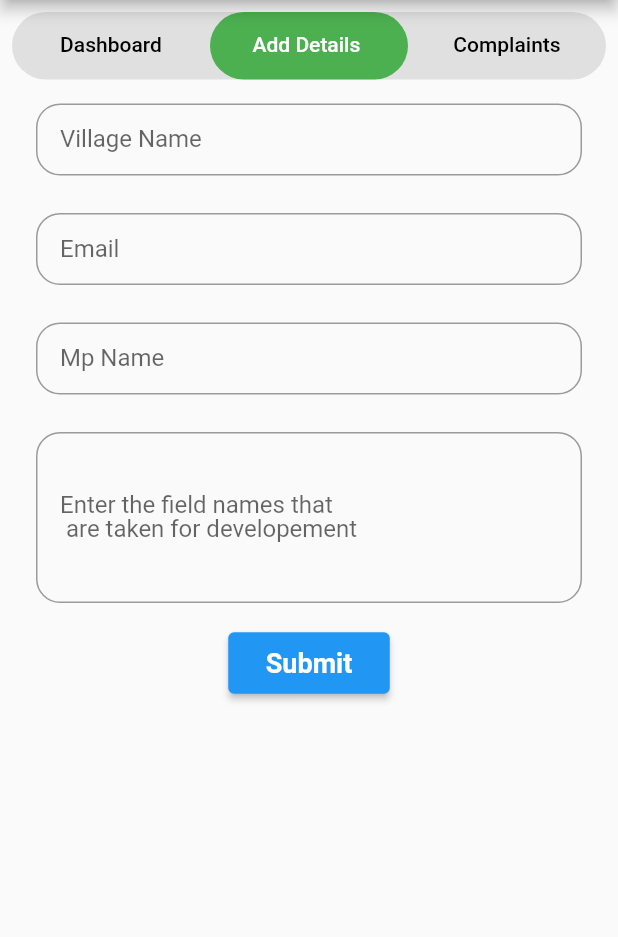
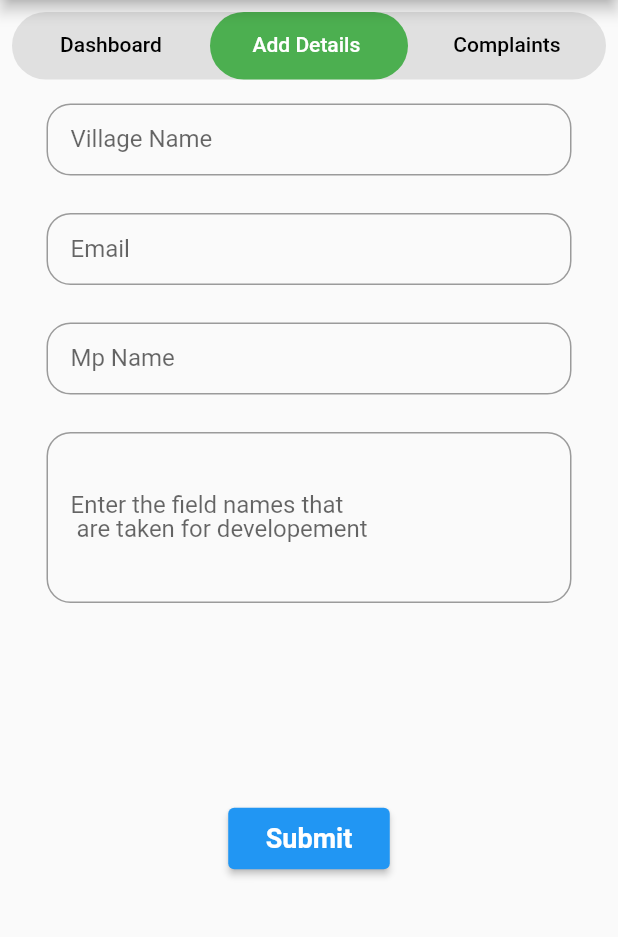
Before and after one commit to venky9885/sansad-adarsh-gram-yojana-Admin-app, a Flutter app: the screen it shows after launch, tab 2 chosen, on a phone screen of 412 x 824 dp, the part 84-1021 px from its top. Run offline on Flutter 3.47's test engine with Material 2 defaults, Android fonts, the phone set to English and light mode, and no system bars; our stand-ins replace cloud_firestore, file_picker, firebase_core, firebase_storage, fluttertoast; accounts and stored records are empty.

Commit message:
first commit

```diff
--- a/lib/screens/Details.dart
+++ b/lib/screens/Details.dart
@@ -81,16 +81,21 @@ class _MyHomePageState extends State<MyHomePage> {
       child: Scaffold(
           key: _scaffoldKey,
           body: SingleChildScrollView(
+            child: Center(
               child: Column(
                 //crossAxisAlignment: CrossAxisAlignment.center,
-              mainAxisAlignment: MainAxisAlignment.start,
+                mainAxisAlignment: MainAxisAlignment.center,
                 children: [
                   Form(
                       key: _formKey,
                       child: Padding(
                         padding: EdgeInsets.all(16),
+                        child: Container(
+                          alignment: Alignment.center,
+                          height: 450,
+                          width: 350,
                           child: Column(
-                        crossAxisAlignment: CrossAxisAlignment.start,
+                            crossAxisAlignment: CrossAxisAlignment.center,
                             children: <Widget>[
                               TextFormField(
                                 controller: nameController,
@@ -193,6 +198,7 @@ class _MyHomePageState extends State<MyHomePage> {
                               // ),
                             ],
                           ),
+                        ),
                       )),
                   ElevatedButton(
                     child: Text('Submit'),
@@ -204,10 +210,11 @@ class _MyHomePageState extends State<MyHomePage> {
                         primary: Colors.blue,
                         padding:
                             EdgeInsets.symmetric(horizontal: 25, vertical: 10),
-                      textStyle:
-                          TextStyle(fontSize: 18, fontWeight: FontWeight.bold)),
+                        textStyle: TextStyle(
+                            fontSize: 18, fontWeight: FontWeight.bold)),
                   ),
                 ],
+              ),
             ),
           )),
     );
--- a/lib/screens/complaints.dart
+++ b/lib/screens/complaints.dart
@@ -20,7 +20,10 @@ class Complaints extends StatelessWidget {
 
         return new ListView(
           children: snapshot.data.docs.map((DocumentSnapshot document) {
-            return Card(
+            return Container(
+              width: 290,
+              height: 100,
+              child: Card(
                 shape: RoundedRectangleBorder(
                   side: BorderSide(color: Colors.black, width: 1),
                   borderRadius: BorderRadius.circular(15.0),
@@ -39,6 +42,7 @@ class Complaints extends StatelessWidget {
                     style: TextStyle(fontSize: 16, color: Colors.green),
                   ),
                 ),
+              ),
             );
           }).toList(),
         );
```
Also changed, not shown: lib/screens/count.dart (+44 -10 lines). Lines whose indentation alone changed are shown as unchanged.
